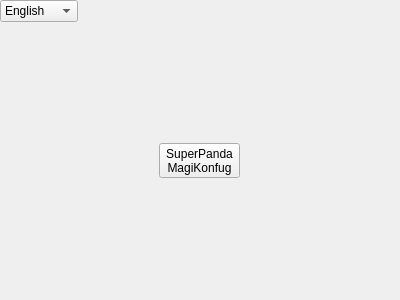
The window that mainwindow.ui (zwpwjwtz/SuperPanda) describes before a commit, drawn with Qt 5.
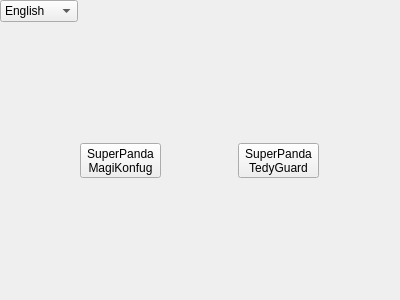
The same window after the commit. Icons and pictures are not drawn.

Patch:
```diff
--- a/mainwindow.ui
+++ b/mainwindow.ui
@@ -122,6 +122,33 @@
           <iconset resource="icons.qrc">
            <normaloff>:/Icons/Icons/configure.png</normaloff>:/Icons/Icons/configure.png</iconset>
          </property>
+         <property name="iconSize">
+          <size>
+           <width>64</width>
+           <height>64</height>
+          </size>
+         </property>
+         <property name="toolButtonStyle">
+          <enum>Qt::ToolButtonTextUnderIcon</enum>
+         </property>
+        </widget>
+       </item>
+       <item row="0" column="1">
+        <widget class="QToolButton" name="toolButton_3">
+         <property name="text">
+          <string>SuperPanda
+TedyGuard</string>
+         </property>
+         <property name="icon">
+          <iconset resource="icons.qrc">
+           <normaloff>:/Icons/Icons/cleaner.png</normaloff>:/Icons/Icons/cleaner.png</iconset>
+         </property>
+         <property name="iconSize">
+          <size>
+           <width>64</width>
+           <height>64</height>
+          </size>
+         </property>
          <property name="toolButtonStyle">
           <enum>Qt::ToolButtonTextUnderIcon</enum>
          </property>
```
